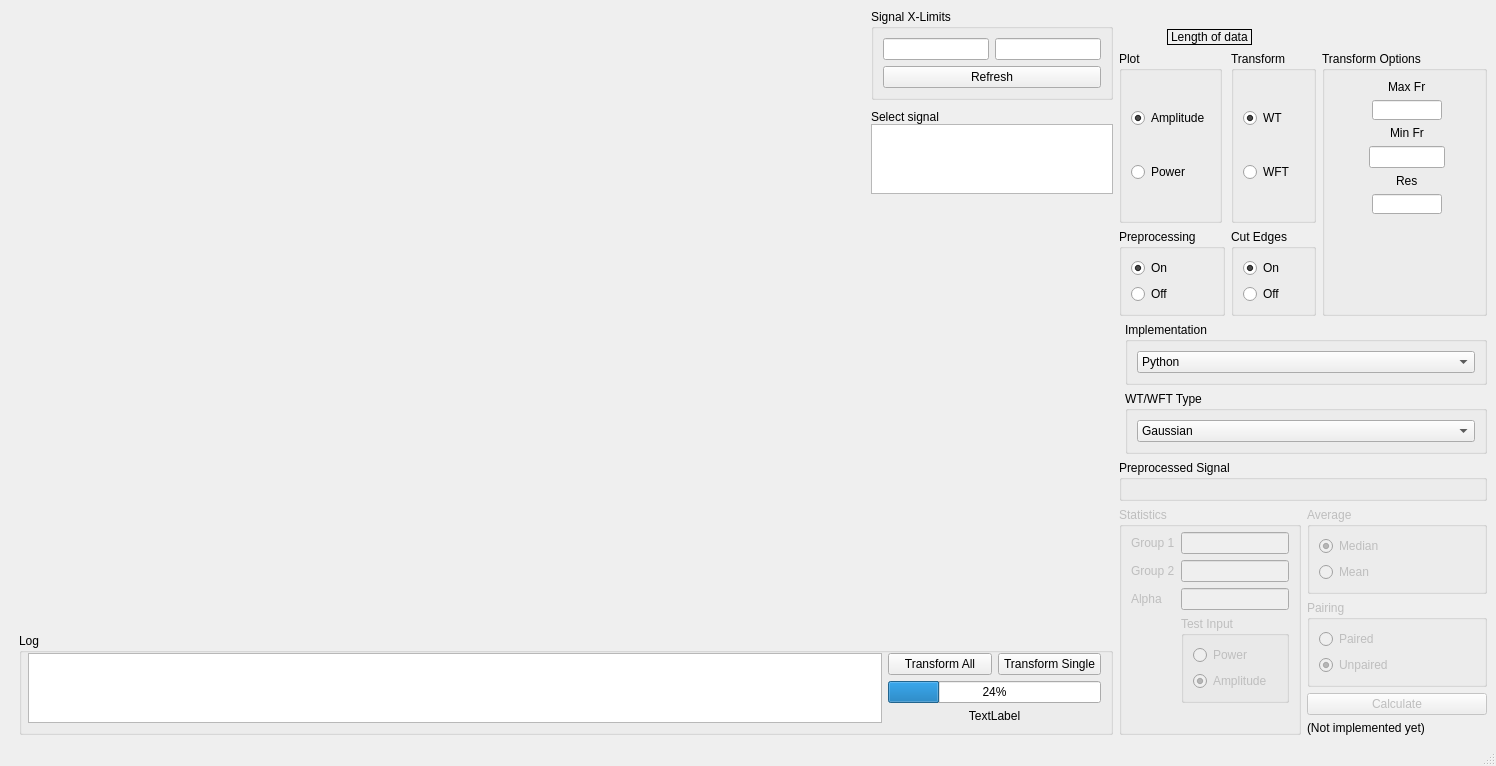
luphysics/PyMODA, file res/layout/window_time_freq.ui: the form before one commit.
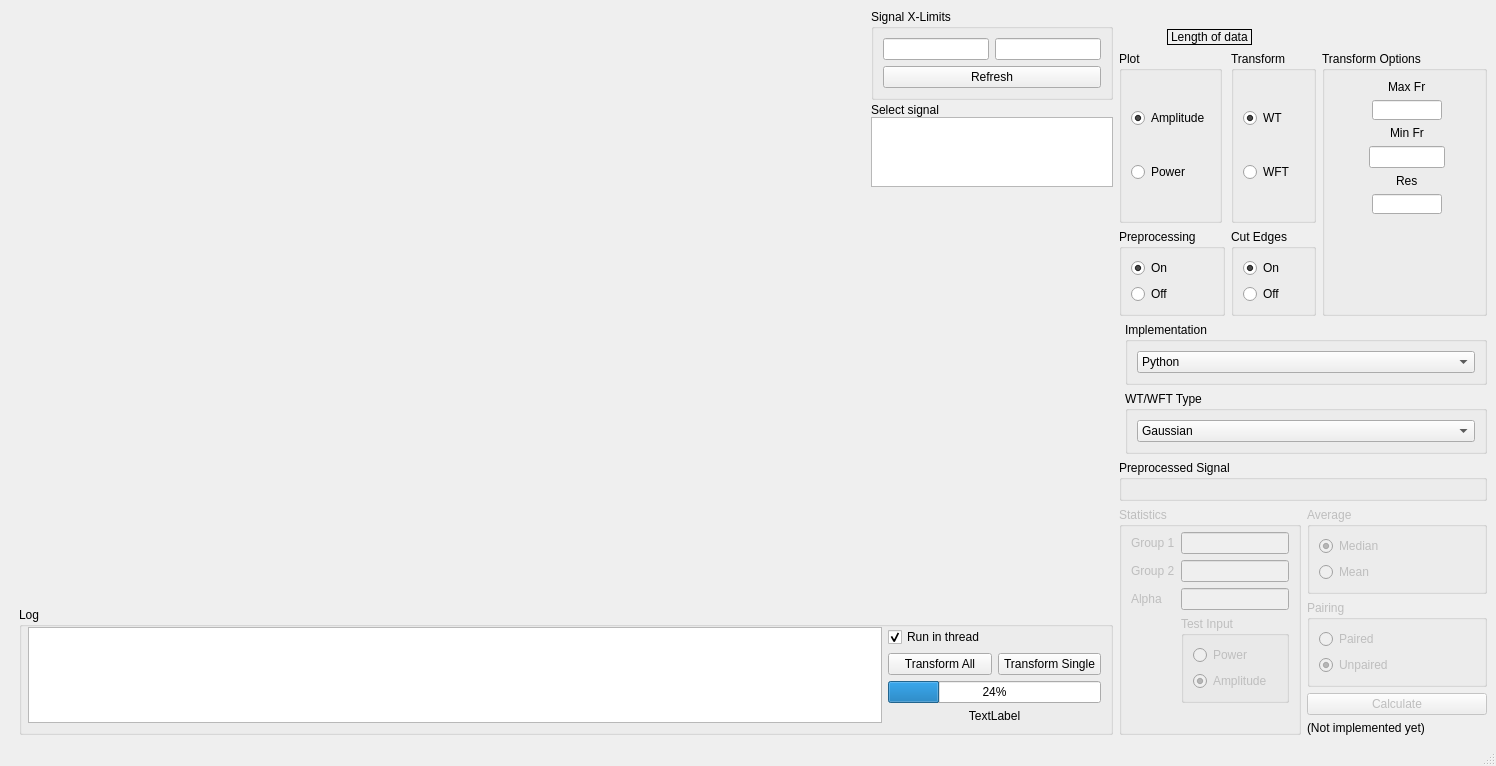
The form after the commit. Custom widgets are drawn as their Qt base class.

Commit message: Add option to run in thread

Patch:
```diff
--- a/res/layout/window_time_freq.ui
+++ b/res/layout/window_time_freq.ui
@@ -120,6 +120,16 @@
            </item>
            <item>
             <layout class="QVBoxLayout" name="verticalLayout_8">
+             <item>
+              <widget class="QCheckBox" name="chkbox_run_in_thread">
+               <property name="text">
+                <string>Run in thread</string>
+               </property>
+               <property name="checked">
+                <bool>true</bool>
+               </property>
+              </widget>
+             </item>
              <item>
               <layout class="QHBoxLayout" name="horizontalLayout_4">
                <item>
```
The commit also changes 4 other files.
